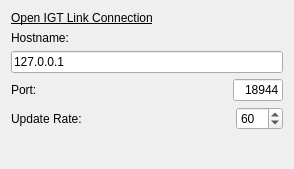
Qt form Modules/IGTUI/Qmitk/QmitkOpenIGTLinkWidget.ui (MITK/MITK) before a commit.
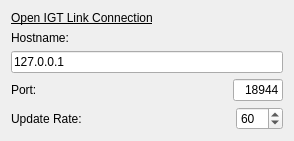
The same form after that commit.

Commit message: Add layout to group elements

```diff
--- a/Modules/IGTUI/Qmitk/QmitkOpenIGTLinkWidget.ui
+++ b/Modules/IGTUI/Qmitk/QmitkOpenIGTLinkWidget.ui
@@ -7,7 +7,7 @@
     <x>0</x>
     <y>0</y>
     <width>294</width>
-    <height>169</height>
+    <height>140</height>
    </rect>
   </property>
   <layout class="QVBoxLayout" name="verticalLayout">
@@ -110,14 +110,14 @@
     </layout>
    </item>
    <item>
-    <spacer name="verticalSpacer_10">
+      <spacer name="verticalSpacer">
      <property name="orientation">
       <enum>Qt::Vertical</enum>
      </property>
      <property name="sizeHint" stdset="0">
       <size>
        <width>20</width>
-       <height>66</height>
+         <height>40</height>
       </size>
      </property>
     </spacer>
```
Left out of the diff: 4 changed lines with no effect on the pictures. Lines whose indentation alone changed are shown as unchanged. The commit also changes 1 other file.
